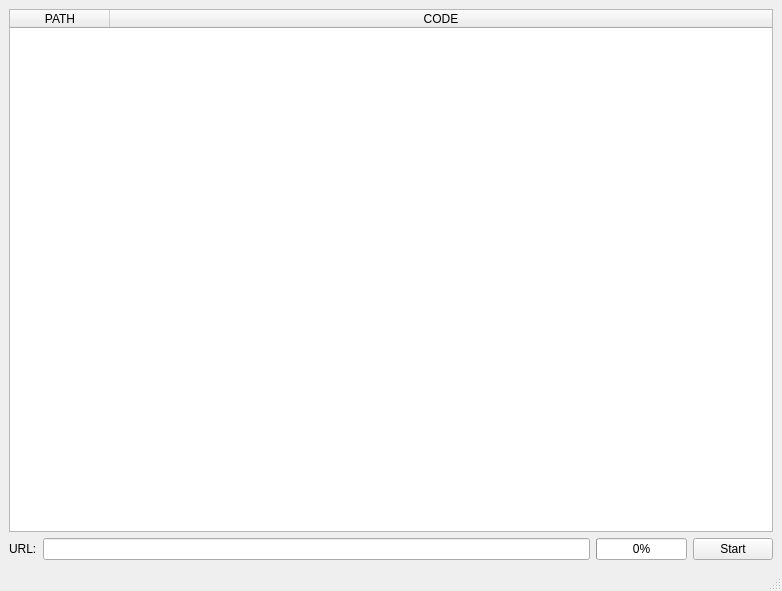
Qt form src/untitled.ui (AsGreyWolf/FtpWalker) before a commit.
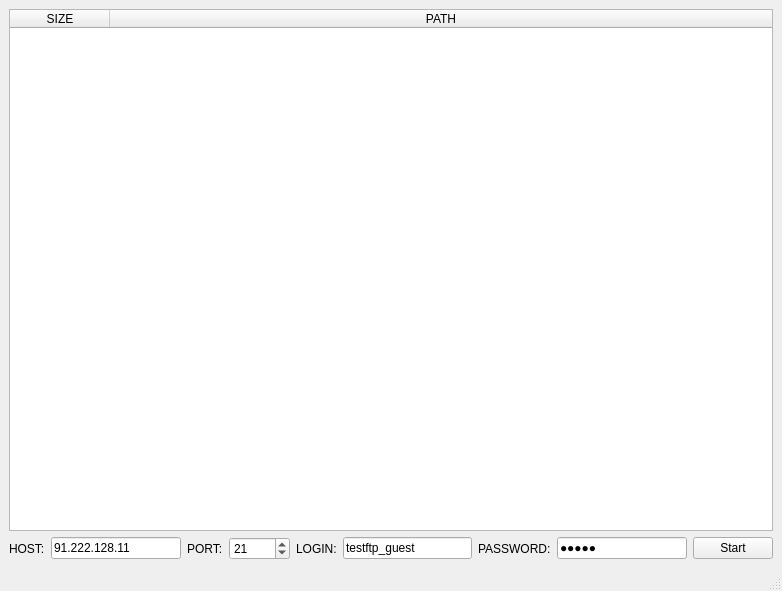
The same form after that commit.

Patch:
```diff
--- a/src/untitled.ui
+++ b/src/untitled.ui
@@ -19,7 +19,7 @@
    </property>
    <layout class="QGridLayout" name="gridLayout">
     <item row="0" column="0">
-     <layout class="QVBoxLayout" name="verticalLayout" stretch="100,1">
+     <layout class="QVBoxLayout" name="verticalLayout" stretch="10,1">
       <property name="sizeConstraint">
        <enum>QLayout::SetDefaultConstraint</enum>
       </property>
@@ -40,24 +40,24 @@
         <attribute name="horizontalHeaderStretchLastSection">
          <bool>true</bool>
         </attribute>
+        <column>
+         <property name="text">
+          <string>SIZE</string>
+         </property>
+        </column>
         <column>
          <property name="text">
           <string>PATH</string>
          </property>
         </column>
-        <column>
-         <property name="text">
-          <string>CODE</string>
-         </property>
-        </column>
        </widget>
       </item>
       <item>
-       <layout class="QHBoxLayout" name="horizontalLayout" stretch="0,10,0,0">
+       <layout class="QHBoxLayout" name="horizontalLayout" stretch="0,0,0,0,0,0,0,0,0">
         <item>
          <widget class="QLabel" name="label">
           <property name="text">
-           <string>URL:</string>
+           <string>HOST:</string>
           </property>
          </widget>
         </item>
@@ -66,15 +66,59 @@
           <property name="enabled">
            <bool>true</bool>
           </property>
+          <property name="text">
+           <string>91.222.128.11</string>
+          </property>
          </widget>
         </item>
         <item>
-         <widget class="QProgressBar" name="progressBar">
-          <property name="enabled">
-           <bool>true</bool>
+         <widget class="QLabel" name="label_2">
+          <property name="text">
+           <string>PORT:</string>
+          </property>
+         </widget>
+        </item>
+        <item>
+         <widget class="QSpinBox" name="portEdit">
+          <property name="minimum">
+           <number>1</number>
+          </property>
+          <property name="maximum">
+           <number>65535</number>
           </property>
           <property name="value">
-           <number>0</number>
+           <number>21</number>
+          </property>
+         </widget>
+        </item>
+        <item>
+         <widget class="QLabel" name="label_3">
+          <property name="text">
+           <string>LOGIN:</string>
+          </property>
+         </widget>
+        </item>
+        <item>
+         <widget class="QLineEdit" name="loginEdit">
+          <property name="text">
+           <string>testftp_guest</string>
+          </property>
+         </widget>
+        </item>
+        <item>
+         <widget class="QLabel" name="label_4">
+          <property name="text">
+           <string>PASSWORD:</string>
+          </property>
+         </widget>
+        </item>
+        <item>
+         <widget class="QLineEdit" name="passwordEdit">
+          <property name="text">
+           <string>12345</string>
+          </property>
+          <property name="echoMode">
+           <enum>QLineEdit::Password</enum>
           </property>
          </widget>
         </item>
```
Left out of the diff: 8 changed lines with no effect on the pictures.
